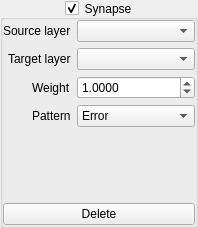
First picture: the form in Neuron/SynapseConfig.ui, repository Skwint/Neuron, before the edit.
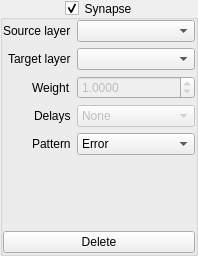
Second picture: the form after the edit.

Commit message: Add simple delay control for synapses. Fix bug where synapse weight wasn't saved.

Patch:
```diff
--- a/Neuron/SynapseConfig.ui
+++ b/Neuron/SynapseConfig.ui
@@ -7,7 +7,7 @@
     <x>0</x>
     <y>0</y>
     <width>198</width>
-    <height>216</height>
+    <height>242</height>
    </rect>
   </property>
   <property name="windowTitle">
@@ -84,6 +84,9 @@
         </item>
         <item row="2" column="1">
          <widget class="QDoubleSpinBox" name="spinWeight">
+          <property name="enabled">
+           <bool>false</bool>
+          </property>
           <property name="decimals">
            <number>4</number>
           </property>
@@ -98,14 +101,14 @@
           </property>
          </widget>
         </item>
-        <item row="3" column="0">
+        <item row="4" column="0">
          <widget class="QLabel" name="patternLabel">
           <property name="text">
            <string>Pattern</string>
           </property>
          </widget>
         </item>
-        <item row="3" column="1">
+        <item row="4" column="1">
          <widget class="QComboBox" name="cmbSynapse">
           <property name="currentIndex">
            <number>0</number>
@@ -117,6 +120,38 @@
           </item>
          </widget>
         </item>
+        <item row="3" column="0">
+         <widget class="QLabel" name="delaysLabel">
+          <property name="text">
+           <string>Delays</string>
+          </property>
+         </widget>
+        </item>
+        <item row="3" column="1">
+         <widget class="QComboBox" name="cmbDelays">
+          <property name="enabled">
+           <bool>false</bool>
+          </property>
+          <property name="currentIndex">
+           <number>0</number>
+          </property>
+          <item>
+           <property name="text">
+            <string>None</string>
+           </property>
+          </item>
+          <item>
+           <property name="text">
+            <string>Linear</string>
+           </property>
+          </item>
+          <item>
+           <property name="text">
+            <string>Grid</string>
+           </property>
+          </item>
+         </widget>
+        </item>
        </layout>
       </item>
       <item>
```
The commit also changes 4 other files.
